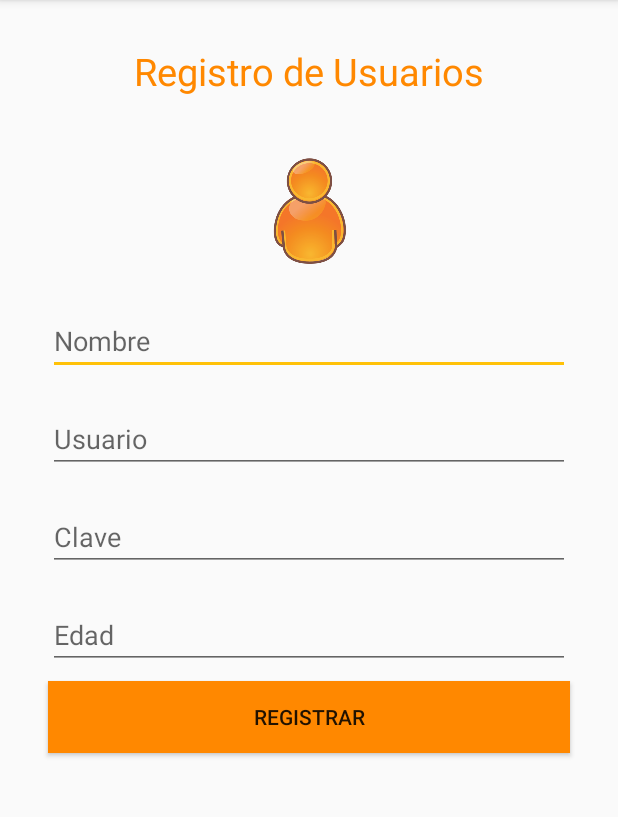
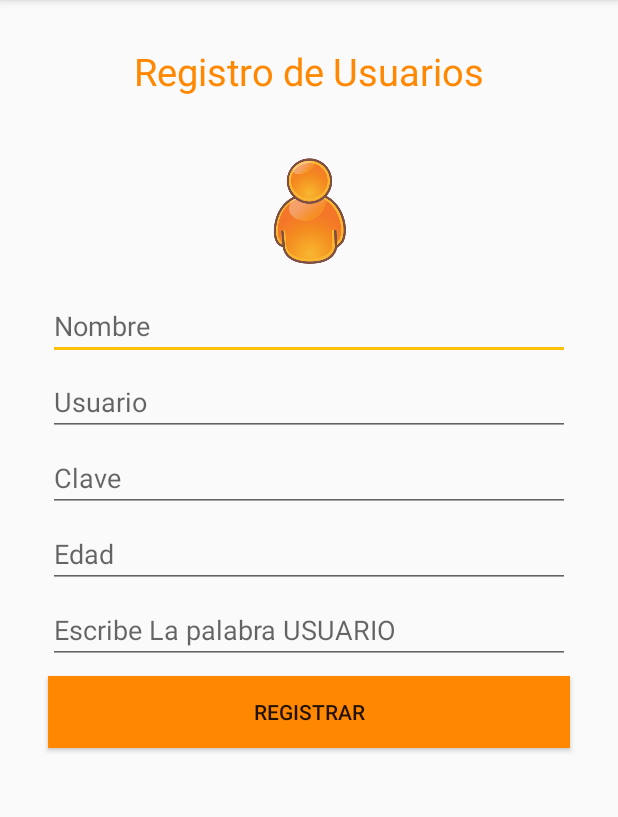
Before and after one commit to KarlaFragoso/EmergencyCase2, an Android app: the Registro screen opened directly, with no data from a screen before it, after a tap on "REGISTRAR", on a phone screen of 412 x 824 dp, the part 84-901 px from its top. Run offline under Robolectric (Android 15) with nearby library versions, the phone set to English and light mode, and no system bars; our stand-ins replace Volley; network calls fail; 1 statement that could not run was skipped.

Commit message:
modificacion de registro de usuario

```diff
--- a/app/src/main/java/com/example/karla/emergencycase/Activity_Informacion.java
+++ b/app/src/main/java/com/example/karla/emergencycase/Activity_Informacion.java
@@ -16,7 +16,7 @@ public class Activity_Informacion extends AppCompatActivity {
         WebView view = findViewById(R.id.webView);
         view.getSettings().setJavaScriptEnabled(true); //permite que las paginas funcionen
         view.getSettings().setBuiltInZoomControls(true); // permite el zoom si la pagina no es respons
-        view.loadUrl("http://proyectoec.herokuapp.com/");
+        view.loadUrl("https://karla-fragoso.000webhostapp.com/Emergency_Case/Formulario_inserta_perfiles.php");
 
 
         view.setWebViewClient(new WebViewClient(){
--- a/app/src/main/java/com/example/karla/emergencycase/MainActivity.java
+++ b/app/src/main/java/com/example/karla/emergencycase/MainActivity.java
@@ -95,7 +95,7 @@ public class MainActivity extends AppCompatActivity implements NavigationView.On
                             ActivityCompat.requestPermissions(MainActivity.this, new String[]{Manifest.permission.SEND_SMS}, 1);
                         }
                     } else {
-                        String number = "7752016959";
+                        String number = "7751996577";
                         SmsManager.getDefault().sendTextMessage(number, null, "Este es un Mensaje de Auxilio Estoy en "+"\n"+messageToSend2 + "\n" + messageToSend, null, null);
 
                     }
--- a/app/src/main/java/com/example/karla/emergencycase/Registro.java
+++ b/app/src/main/java/com/example/karla/emergencycase/Registro.java
@@ -5,8 +5,13 @@ import android.support.v7.app.AlertDialog;
 import android.support.v7.app.AppCompatActivity;
 import android.os.Bundle;
 import android.view.View;
+import android.widget.AdapterView;
+import android.widget.ArrayAdapter;
 import android.widget.Button;
+import android.widget.CheckBox;
 import android.widget.EditText;
+import android.widget.Spinner;
+import android.widget.Toast;
 
 import com.android.volley.RequestQueue;
 import com.android.volley.Response;
@@ -15,7 +20,7 @@ import com.android.volley.toolbox.Volley;
 import org.json.JSONException;
 import org.json.JSONObject;
 
-public class Registro extends AppCompatActivity {
+public class Registro extends AppCompatActivity  {
 
     @Override
     protected void onCreate(Bundle savedInstanceState) {
@@ -25,6 +30,11 @@ public class Registro extends AppCompatActivity {
         final EditText usuarioT  = findViewById(R.id.usuarioRegistro);
         final EditText claveT    = findViewById(R.id.claveRegistro);
         final EditText edadT     = findViewById(R.id.edadRegistro);
+        final EditText perfilT = findViewById(R.id.perfilRegistro);
+
+
+
+
 
         Button btnRegistro = findViewById(R.id.btnRegistro);
         btnRegistro.setOnClickListener(new View.OnClickListener() {
@@ -34,6 +44,9 @@ public class Registro extends AppCompatActivity {
                 String usuario  = usuarioT.getText().toString();
                 String clave    = claveT.getText().toString();
                 int edad        = Integer.parseInt(edadT.getText().toString());
+                String perfil = perfilT.getText().toString();
+
+
 
                 Response.Listener<String> respuesta = new Response.Listener<String>() {
                     @Override
@@ -61,7 +74,7 @@ public class Registro extends AppCompatActivity {
                     }
                 };
 
-                RegistroRequest r = new RegistroRequest(nombre,usuario,clave,edad,respuesta);
+                RegistroRequest r = new RegistroRequest(nombre,usuario,clave,edad,perfil,respuesta);
                 RequestQueue cola = Volley.newRequestQueue(Registro.this);
                 cola.add(r);
             }
@@ -72,4 +85,6 @@ public class Registro extends AppCompatActivity {
 
 
     }
+
+
 }
--- a/app/src/main/java/com/example/karla/emergencycase/RegistroRequest.java
+++ b/app/src/main/java/com/example/karla/emergencycase/RegistroRequest.java
@@ -10,13 +10,14 @@ public class RegistroRequest extends StringRequest {
 
     private  static final String ruta = "http://karla-fragoso.000webhostapp.com/Registro.php";
     private Map<String, String> parametros;
-    public RegistroRequest(String nombre, String usuario, String clave, int edad, Response.Listener<String>listener){
+    public RegistroRequest(String nombre, String usuario, String clave, int edad, String perfil, Response.Listener<String>listener){
         super(Method.POST, ruta, listener, null);
         parametros = new HashMap<>();
         parametros.put("nombre",nombre+"");
         parametros.put("usuario",usuario+"");
         parametros.put("clave",clave+"");
         parametros.put("edad",edad+"");
+        parametros.put("perfil",perfil+"");
     }
 
     @Override
--- a/app/src/main/res/layout/activity_registro.xml
+++ b/app/src/main/res/layout/activity_registro.xml
@@ -28,7 +28,7 @@
         android:layout_height="wrap_content"
         android:layout_marginStart="32dp"
         android:layout_marginLeft="32dp"
-        android:layout_marginTop="20dp"
+        android:layout_marginTop="10dp"
         android:layout_marginEnd="32dp"
         android:layout_marginRight="32dp"
         android:ems="10"
@@ -40,7 +40,7 @@
         android:layout_height="wrap_content"
         android:layout_marginStart="32dp"
         android:layout_marginLeft="32dp"
-        android:layout_marginTop="20dp"
+        android:layout_marginTop="5dp"
         android:layout_marginEnd="32dp"
         android:layout_marginRight="32dp"
         android:ems="10"
@@ -52,7 +52,7 @@
         android:layout_height="wrap_content"
         android:layout_marginStart="32dp"
         android:layout_marginLeft="32dp"
-        android:layout_marginTop="20dp"
+        android:layout_marginTop="5dp"
         android:layout_marginEnd="32dp"
         android:layout_marginRight="32dp"
         android:ems="10"
@@ -65,12 +65,29 @@
         android:layout_height="wrap_content"
         android:layout_marginStart="32dp"
         android:layout_marginLeft="32dp"
-        android:layout_marginTop="20dp"
+        android:layout_marginTop="5dp"
         android:layout_marginEnd="32dp"
         android:layout_marginRight="32dp"
         android:ems="10"
         android:hint="Edad"
         android:inputType="number" />
+
+    <EditText
+        android:id="@+id/perfilRegistro"
+        android:layout_width="match_parent"
+        android:layout_height="wrap_content"
+        android:layout_marginStart="32dp"
+        android:layout_marginLeft="32dp"
+        android:layout_marginTop="5dp"
+        android:layout_marginEnd="32dp"
+        android:layout_marginRight="32dp"
+        android:ems="10"
+        android:hint="Escribe La palabra USUARIO"
+        android:inputType="text" />
+
+
+
+
 
     <Button
         android:id="@+id/btnRegistro"
--- a/app/src/main/res/values/strings.xml
+++ b/app/src/main/res/values/strings.xml
@@ -1,5 +1,9 @@
 <resources>
     <string name="app_name">Emergency Case</string>
+
+
+
+
     <string name="navigation_drawer_open">Open navigation drawer</string>
     <string name="navigation_drawer_close">Close navigation drawer</string>
     <string name="nav_header_title">Android Studio</string>
@@ -7,4 +11,5 @@
     <string name="nav_header_desc">Navigation header</string>
     <string name="action_settings">Settings</string>
     <string name="title_activity__contactos">Emergency Case</string>
+
 </resources>
```
Also changed, not shown: app/src/main/res/layout/nav_header_main.xml (+5 -9 lines), app/src/main/res/menu/activity_main_drawer.xml (+5 -5 lines), app/src/main/res/values-v21/opciones.xml (added, +11 -0 lines).
